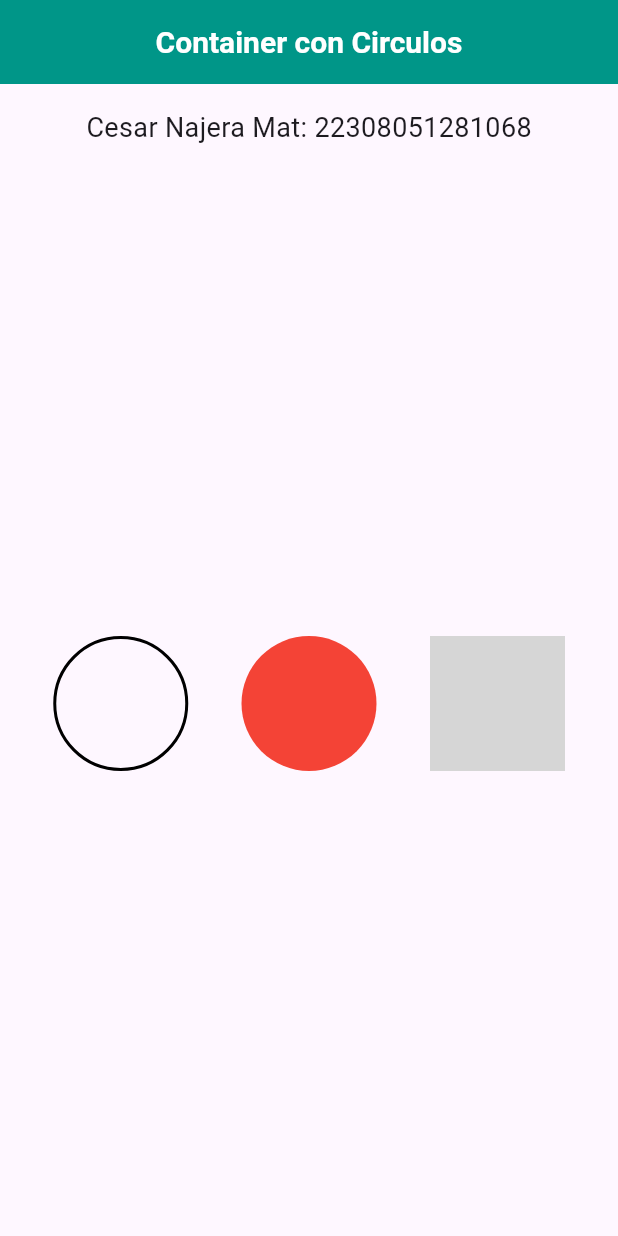
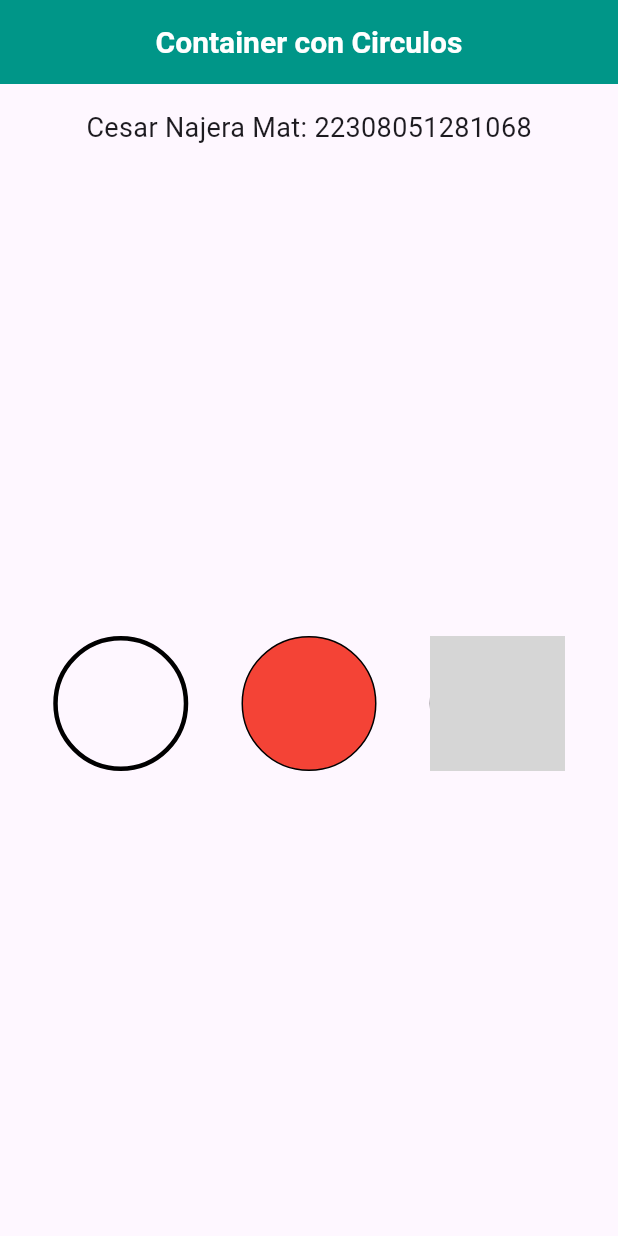
Before and after one commit to Cesar-Najera-1068/P11-Diseno8-1068, a Flutter app: the screen it shows after launch, on a phone screen of 412 x 824 dp. Run offline on Flutter 3.47's test engine with Material 3 defaults, Android fonts, the phone set to English and light mode, and no system bars; network calls fail; grey boxes are pictures that could not be loaded.

```diff
--- a/lib/main.dart
+++ b/lib/main.dart
@@ -43,7 +43,7 @@ class MiContainer extends StatelessWidget {
                       height: 90,
                       decoration: BoxDecoration(
                         shape: BoxShape.circle,
-                        border: Border.all(color: Colors.black, width: 2),
+                        border: Border.all(color: Colors.black, width: 3),
                       ),
                     ),
                     // Círculo rojo
@@ -52,6 +52,7 @@ class MiContainer extends StatelessWidget {
                       height: 90,
                       decoration: BoxDecoration(
                         shape: BoxShape.circle,
+                        border: Border.all(color: Colors.black, width: 1),
                         color: Colors.red,
                       ),
                     ),
@@ -61,6 +62,7 @@ class MiContainer extends StatelessWidget {
                       height: 90,
                       decoration: BoxDecoration(
                         shape: BoxShape.circle,
+                        border: Border.all(color: Colors.black, width: 1),
                         image: DecorationImage(
                           image: NetworkImage('https://raw.githubusercontent.com/Cesar-Najera-1068/Central_Camionera_imagenes_appflutter/refs/heads/main/camion1.jpg'), // Reemplaza con la URL de tu imagen
                           fit: BoxFit.cover,
```
